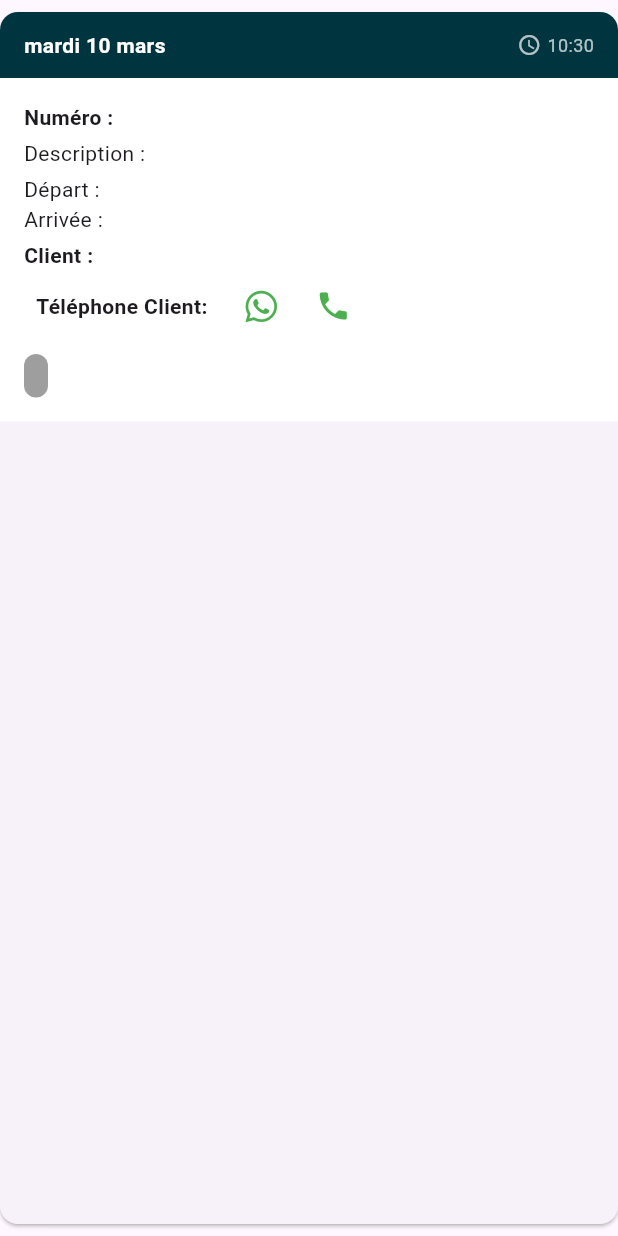
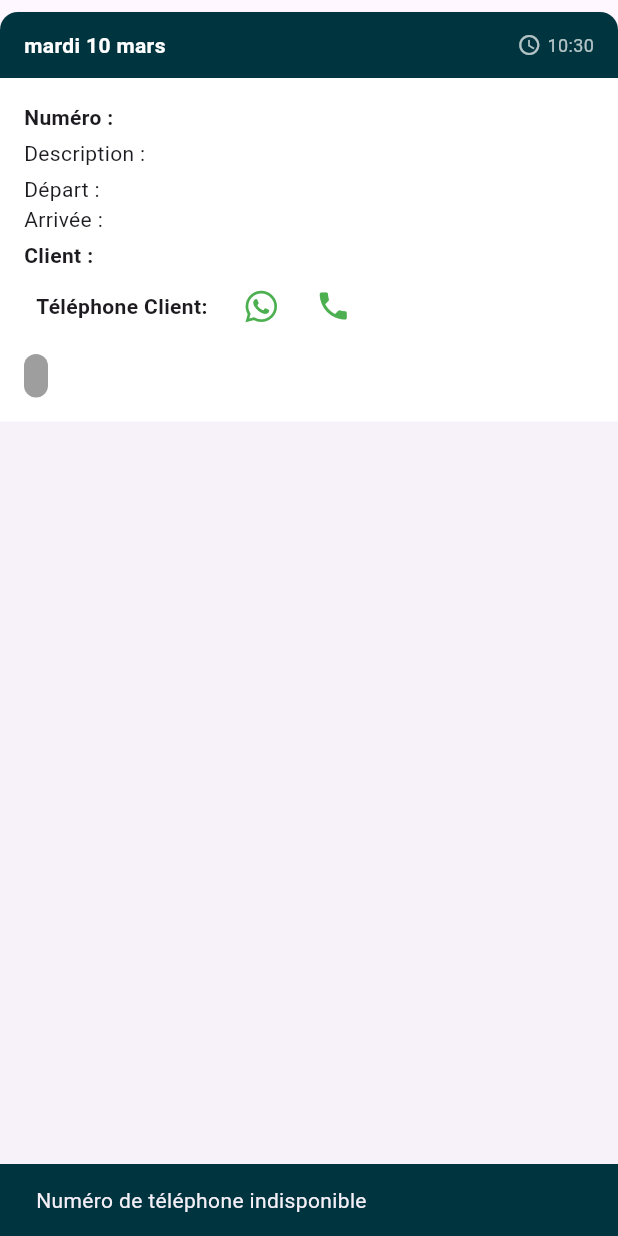
Before and after one commit to Rawane/flutter_xoolibeut_livreur, a Flutter app: the LivraisonCard widget shown alone on an empty page, opened directly with empty values, after a tap on the "phone" icon, on a phone screen of 412 x 824 dp. Run offline on Flutter 3.47's test engine with Material 3 defaults, Android fonts, the phone set to English and light mode, and no system bars; our stand-ins replace device_info_plus, firebase_core, firebase_messaging, fl_chart, flutter_local_notifications, flutter_map and 6 more; missing offline and left inert: flutter_background_service; accounts and stored records are empty; network calls fail.

Commit message:
correctif appel telephone demande

```diff
--- a/lib/widgets/livraison_card.dart
+++ b/lib/widgets/livraison_card.dart
@@ -38,15 +38,28 @@ class LivraisonCard extends StatelessWidget {
     }
   }
 
-  Future<void> _callPhone(String? phone, BuildContext context) async {
-    if (phone == null || phone.isEmpty) return;
-    final uri = Uri(scheme: 'tel', path: phone);
-    if (await canLaunchUrl(uri)) {
-      await launchUrl(uri);
-    } else {
-      ScaffoldMessenger.of(context).showSnackBar(
-        const SnackBar(content: Text("Impossible d'appeler ce numéro")),
-      );
+  // 1. Ajoute le paramètre BuildContext ici
+  void _showSnack(BuildContext context, String message) {
+    ScaffoldMessenger.of(context).showSnackBar(
+      SnackBar(
+        content: Text(message),
+        backgroundColor: const Color(
+          0xFF00353F,
+        ), // Utilise ta couleur ou AppColors.primaryBlue
+      ),
+    );
+  }
+
+  Future<void> _callPhone(BuildContext context, String? phone) async {
+    if (phone == null || phone.trim().isEmpty) {
+      _showSnack(context, "Numéro de téléphone indisponible");
+      return;
+    }
+    final uri = Uri.parse('tel:${phone.trim()}');
+    try {
+      await launchUrl(uri, mode: LaunchMode.externalApplication);
+    } catch (_) {
+      _showSnack(context, "Impossible d'appeler ce numéro");
     }
   }
 
@@ -164,7 +177,7 @@ class LivraisonCard extends StatelessWidget {
                       IconButton(
                         icon: const Icon(Icons.phone, color: Colors.green),
                         tooltip: "Appeler le client",
-                        onPressed: () => _callPhone(l.telephoneClient, context),
+                        onPressed: () => _callPhone(context, l.telephoneClient),
                       ),
                     ],
                   ),
@@ -197,7 +210,7 @@ class LivraisonCard extends StatelessWidget {
                           icon: const Icon(Icons.phone, color: Colors.green),
                           tooltip: "Appeler le client",
                           onPressed: () =>
-                              _callPhone(l.telephoneDepart, context),
+                              _callPhone(context, l.telephoneDepart),
                         ),
                       ],
                     ),
@@ -231,7 +244,7 @@ class LivraisonCard extends StatelessWidget {
                           icon: const Icon(Icons.phone, color: Colors.green),
                           tooltip: "Appeler Contact Arrivé",
                           onPressed: () =>
-                              _callPhone(l.telephoneArrive, context),
+                              _callPhone(context, l.telephoneArrive),
                         ),
                       ],
                     ),
```
Also changed, not shown: lib/main.dart (+9 -9 lines).
